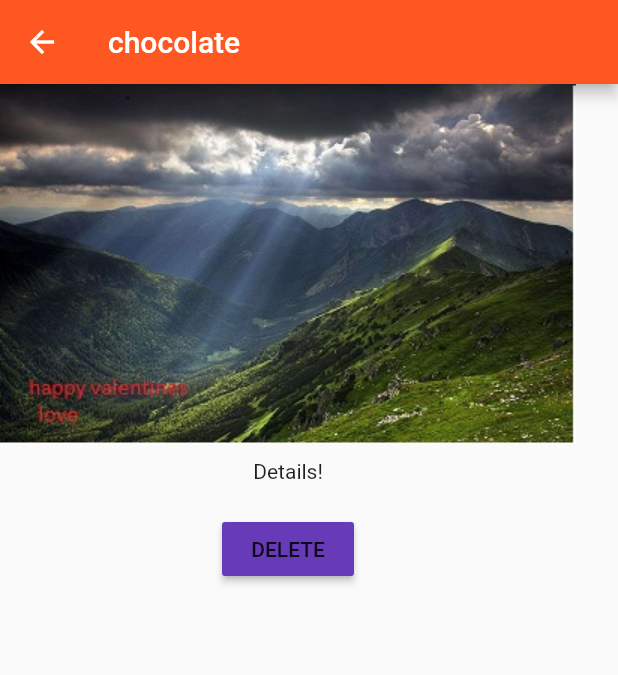
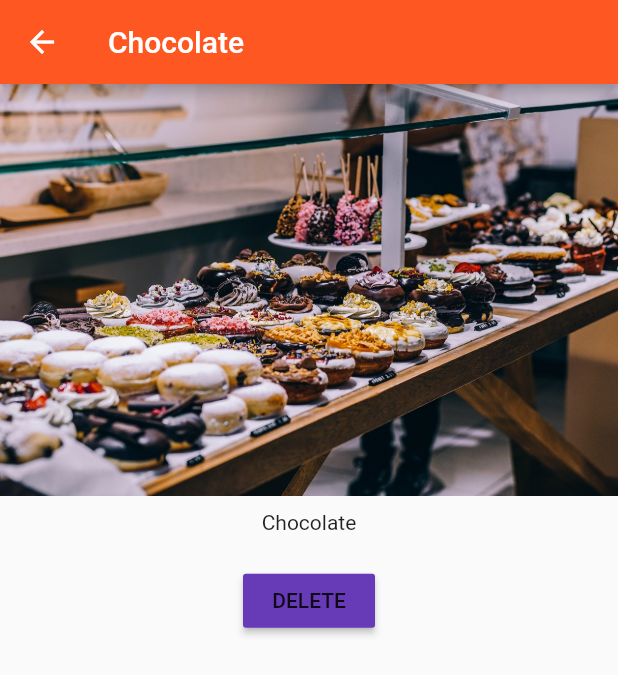
Before and after one commit to EustaceMwai/Products, a Flutter app: the ProductManager widget shown alone on an empty page, opened directly, after a tap on "Add Product", after a tap on "Details", on a phone screen of 412 x 824 dp. Shown: the top 675 px of the screen. Run offline on Flutter 3.47's test engine with Material 2 defaults, Android fonts, the phone set to English and light mode, and no system bars.

Commit message:
tabs and naviagtion

```diff
--- a/lib/pages/product.dart
+++ b/lib/pages/product.dart
@@ -1,22 +1,18 @@
-import 'package:flutter/material.dart';
 import 'dart:async';
 
+import 'package:flutter/material.dart';
 
-
-class ProductPage extends StatelessWidget{
-
+class ProductPage extends StatelessWidget {
   final String title;
   final String imageUrl;
-
 
   ProductPage(this.title, this.imageUrl);
 
   @override
   Widget build(BuildContext context) {
-    // TODO: implement build
     return WillPopScope(
-      onWillPop: (){
-        print('Back button pressed');
+      onWillPop: () {
+        print('Back button pressed!');
         Navigator.pop(context, false);
         return Future.value(false);
       },
@@ -28,15 +24,20 @@ class ProductPage extends StatelessWidget{
           crossAxisAlignment: CrossAxisAlignment.center,
           children: <Widget>[
             Image.asset(imageUrl),
-          Container(padding: EdgeInsets.all(10.0),child: Text('Details!')),
-          Container(padding: EdgeInsets.all(10.0),
-            child: RaisedButton(
-              color: Theme.of(context).accentColor,
-              child: Text('DELETE'),
-              onPressed: () => Navigator.pop(context, true ),
-      ),
-          )
-        ],)
+            Container(
+              padding: EdgeInsets.all(10.0),
+              child: Text(title),
+            ),
+            Container(
+              padding: EdgeInsets.all(10.0),
+              child: RaisedButton(
+                color: Theme.of(context).accentColor,
+                child: Text('DELETE'),
+                onPressed: () => Navigator.pop(context, true),
+              ),
+            )
+          ],
+        ),
       ),
     );
   }
--- a/lib/product_control.dart
+++ b/lib/product_control.dart
@@ -7,13 +7,12 @@ class ProductControl extends StatelessWidget {
 
   @override
   Widget build(BuildContext context) {
-    // TODO: implement build
     return RaisedButton(
+      color: Theme.of(context).primaryColor,
       onPressed: () {
-        addProduct({'title': 'chocolate','image': 'assets/A2.jpg'});
+        addProduct({'title': 'Chocolate', 'image': 'assets/food.jpg'});
       },
       child: Text('Add Product'),
-      color: Theme.of(context).primaryColor,
     );
   }
 }
--- /dev/null
+++ b/lib/product_manager.dart
@@ -0,0 +1,64 @@
+import 'package:flutter/material.dart';
+
+import './product_control.dart';
+import './products.dart';
+
+class ProductManager extends StatefulWidget {
+  final Map<String, String> startingProduct;
+
+  ProductManager({this.startingProduct}) {
+    print('[ProductManager Widget] Constructor');
+  }
+
+  @override
+  State<StatefulWidget> createState() {
+    print('[ProductManager Widget] createState()');
+    return _ProductManagerState();
+  }
+}
+
+class _ProductManagerState extends State<ProductManager> {
+  List<Map<String, String>> _products = [];
+
+  @override
+  void initState() {
+    print('[ProductManager State] initState()');
+    if (widget.startingProduct != null) {
+      _products.add(widget.startingProduct);
+    }
+    super.initState();
+  }
+
+  @override
+  void didUpdateWidget(ProductManager oldWidget) {
+    print('[ProductManager State] didUpdateWidget()');
+    super.didUpdateWidget(oldWidget);
+  }
+
+  void _addProduct(Map<String, String> product) {
+    setState(() {
+      _products.add(product);
+    });
+    print(_products);
+  }
+
+  void _deleteProduct(int index) {
+    setState(() {
+      _products.removeAt(index);
+    });
+  }
+
+  @override
+  Widget build(BuildContext context) {
+    print('[ProductManager State] build()');
+    return Column(
+      children: [
+        Container(
+          margin: EdgeInsets.all(10.0),
+          child: ProductControl(_addProduct),
+        ),
+        Expanded(child: Products(_products, deleteProduct: _deleteProduct))
+      ],
+    );
+  }
+}
--- a/lib/products.dart
+++ b/lib/products.dart
@@ -1,11 +1,14 @@
 import 'package:flutter/material.dart';
+
 import './pages/product.dart';
 
 class Products extends StatelessWidget {
   final List<Map<String, String>> products;
   final Function deleteProduct;
 
-  Products(this.products, {this.deleteProduct});
+  Products(this.products, {this.deleteProduct}) {
+    print('[Products Widget] Constructor');
+  }
 
   Widget _buildProductItem(BuildContext context, int index) {
     return Card(
@@ -24,11 +27,10 @@ class Products extends StatelessWidget {
                     builder: (BuildContext context) => ProductPage(
                         products[index]['title'], products[index]['image']),
                   ),
-                ).then((bool value){
-                  if(value){
+                ).then((bool value) {
+                  if (value) {
                     deleteProduct(index);
                   }
-
                 }),
               )
             ],
@@ -53,7 +55,7 @@ class Products extends StatelessWidget {
 
   @override
   Widget build(BuildContext context) {
-    // TODO: implement build
+    print('[Products Widget] build()');
     return _buildProductList();
   }
 }
--- a/lib/products_manager.dart
+++ /dev/null
@@ -1,52 +0,0 @@
-import 'package:eustace/product_control.dart';
-import 'package:flutter/material.dart';
-
-import './products.dart';
-
-class ProductManager extends StatefulWidget {
-  final Map<String, String> startingProduct;
-
-  ProductManager({this.startingProduct});
-
-  @override
-  State<StatefulWidget> createState() {
-    // TODO: implement createState
-    return _ProductManagerState();
-  }
-}
-
-class _ProductManagerState extends State<ProductManager> {
-  List<Map <String, String>> _products = [];
-
-  @override
-  void initState() {
-    if(widget.startingProduct != null){
-      _products.add(widget.startingProduct);
-    }
-
-    super.initState();
-  }
-
-  void _addProduct(Map<String, String> product) {
-    setState(() {
-      _products.add(product);
-    });
-  }
-  void _deleteProduct(int index){
-    setState(() {
-      _products.removeAt(index);
-    });
-  }
-
-  @override
-  Widget build(BuildContext context) {
-    // TODO: implement build
-    return Column(children: <Widget>[
-      Container(
-        margin: EdgeInsets.all(10.0),
-        child: ProductControl(_addProduct),
-      ),
-      Expanded(child: Products(_products, deleteProduct: _deleteProduct))
-    ]);
-  }
-}
--- a/pubspec.yaml
+++ b/pubspec.yaml
@@ -42,7 +42,7 @@ flutter:
 
   # To add assets to your application, add an assets section, like this:
   assets:
-    - assets/A2.jpg
+    - assets/
   #  - images/a_dot_ham.jpeg
 
   # An image asset can refer to one or more resolution-specific "variants", see
```
Also changed, not shown: lib/main.dart (+12 -4 lines), lib/pages/auth.dart (added, +26 -0 lines), lib/pages/home.dart (deleted, +0 -20 lines), lib/pages/product_create.dart (added, +10 -0 lines), lib/pages/product_list.dart (added, +10 -0 lines), lib/pages/products.dart (added, +36 -0 lines), lib/pages/products_admin.dart (added, +53 -0 lines), assets/food.jpg (added).
